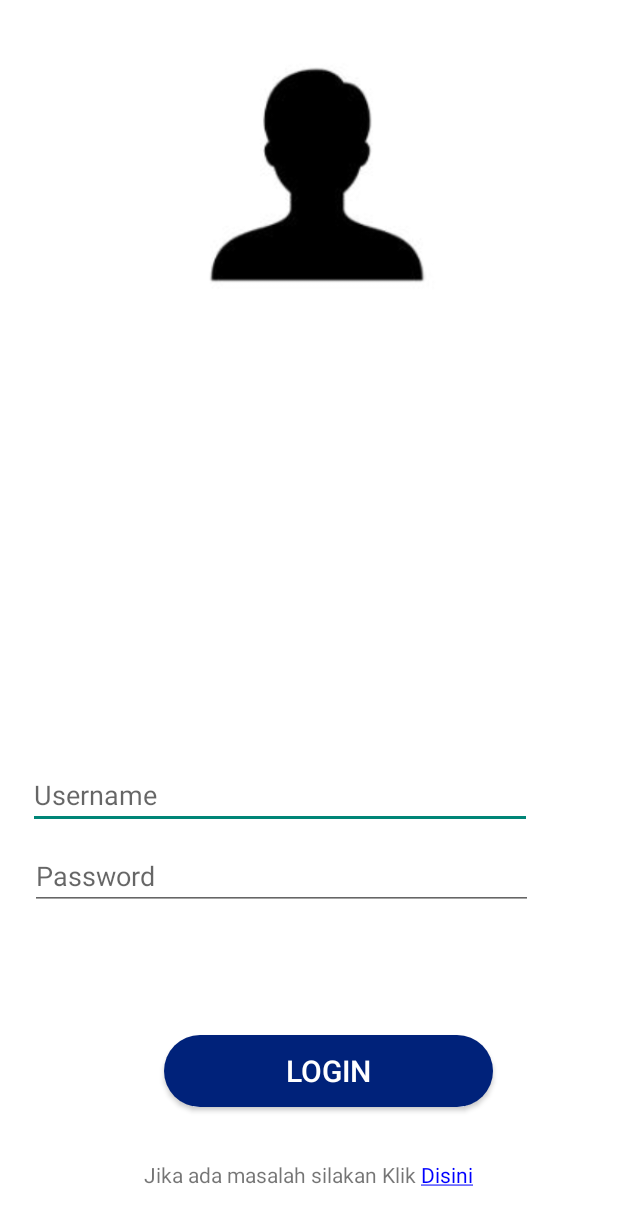
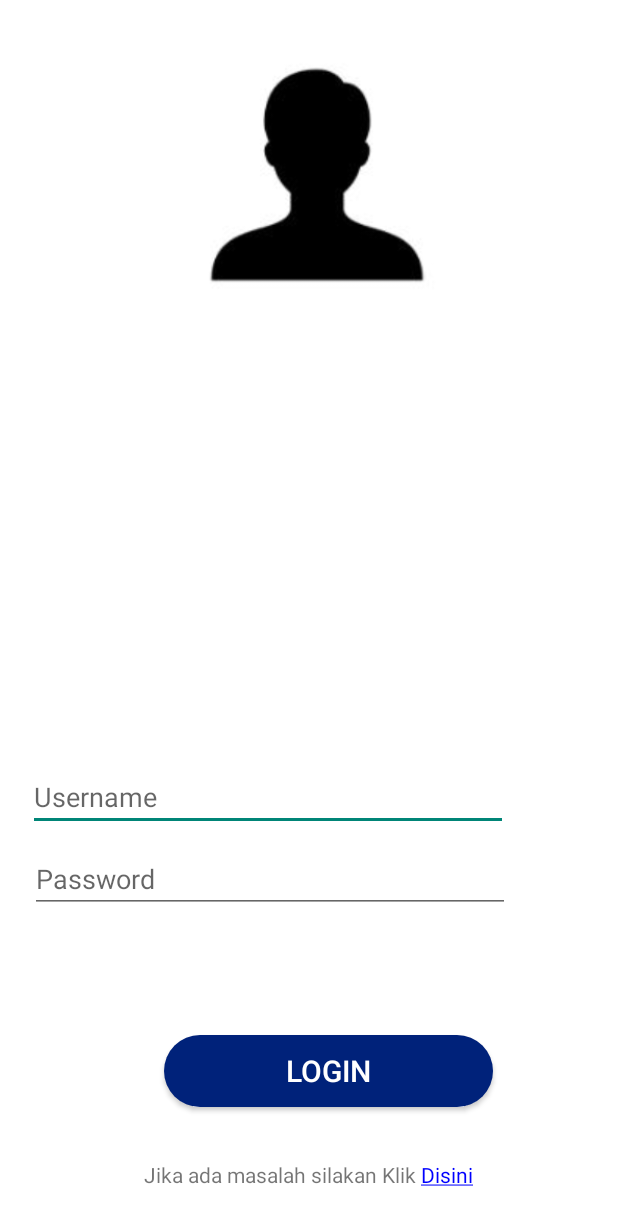
Before and after one commit to Sitikholifah215/PolinemaMaps-IT, an Android app: the screen it shows after launch (MainActivity_login), on a phone screen of 412 x 824 dp. Shown: the top 1225 px of the screen. Run offline under Robolectric (Android 15) with nearby library versions, the phone set to English and light mode, and no system bars.

Commit message:
revisi bantuan background

```diff
--- a/app/src/main/res/layout/activity_main_login.xml
+++ b/app/src/main/res/layout/activity_main_login.xml
@@ -26,14 +26,14 @@
 
     <EditText
         android:id="@+id/editTextUsername"
-        android:layout_width="336dp"
+        android:layout_width="320dp"
         android:layout_height="wrap_content"
         android:layout_above="@+id/buttonLogin"
         android:layout_alignStart="@+id/imageView"
         android:layout_centerHorizontal="true"
         android:layout_marginStart="-39dp"
         android:layout_marginLeft="28dp"
-        android:layout_marginBottom="137dp"
+        android:layout_marginBottom="136dp"
         android:ems="10"
         android:hint="Username"
         android:inputType="textPersonName"
@@ -47,13 +47,13 @@
 
     <EditText
         android:id="@+id/editTextPassword"
-        android:layout_width="335dp"
+        android:layout_width="320dp"
         android:layout_height="wrap_content"
         android:layout_above="@+id/buttonLogin"
         android:layout_alignStart="@+id/editTextUsername"
         android:layout_marginStart="1dp"
         android:layout_marginLeft="34dp"
-        android:layout_marginBottom="83dp"
+        android:layout_marginBottom="81dp"
         android:ems="10"
         android:hint="Password"
         android:inputType="textPassword"
--- a/app/src/main/res/layout/popwindow.xml
+++ b/app/src/main/res/layout/popwindow.xml
@@ -5,6 +5,7 @@
     android:layout_height="300dp"
     android:padding="5dp"
     android:layout_gravity="center"
+    android:background="#fff"
     >
 
 
```
